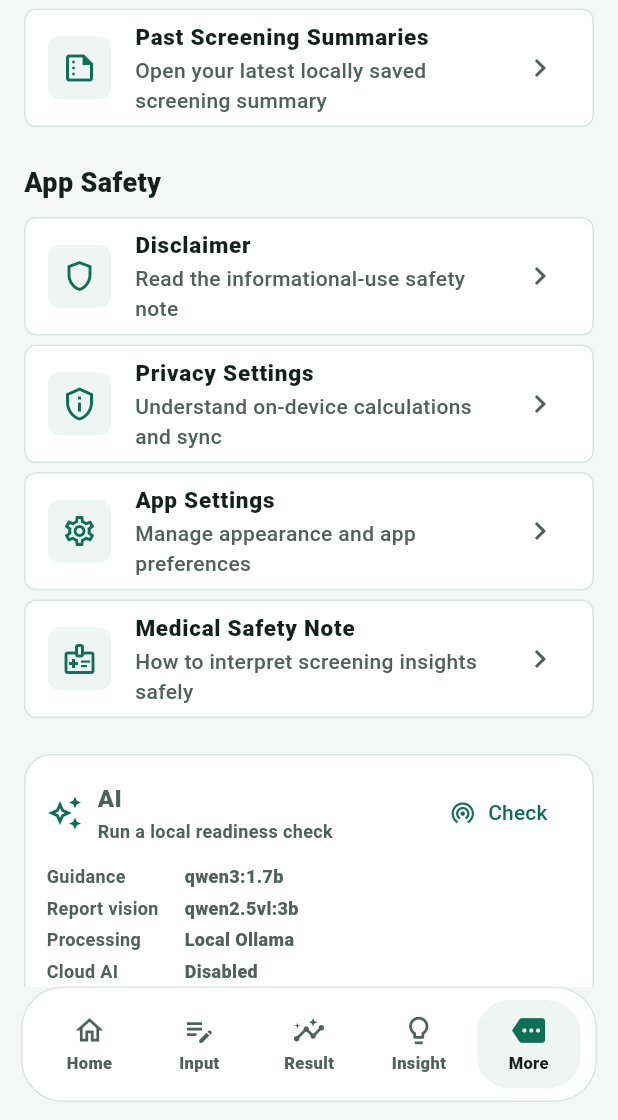
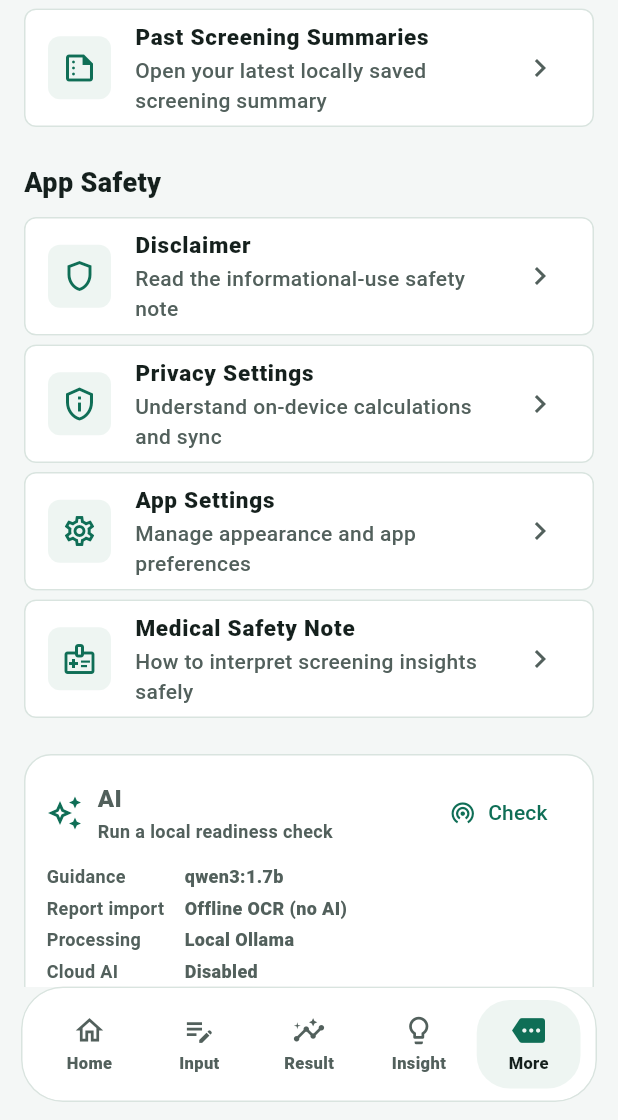
Before and after one commit to D-Varshini17/VitalMap, a Flutter app: the screen it shows once a user with an empty profile is signed in, item 5 of the bottom bar chosen, scrolled down 1152 dp, on a phone screen of 412 x 824 dp, the part 116-1236 px from its top. Run offline on Flutter 3.47's test engine with Material 3 defaults, Android fonts, the phone set to English and light mode, and no system bars; our stand-ins replace cloud_firestore, file_picker, firebase_auth, firebase_core, pdf, printing and 1 more; accounts and stored records are empty.

Commit message:
Align readiness messaging with OCR and scope guidance response guard

```diff
--- a/frontend/lib/screens/lab_report_scanner_screen.dart
+++ b/frontend/lib/screens/lab_report_scanner_screen.dart
@@ -716,7 +716,7 @@ class _LabReportScannerScreenState extends State<LabReportScannerScreen> {
         _mode = null;
       });
     } catch (_) {
-      if (mounted && identical(_analysisResponse, requestedAnalysis)) {
+      if (mounted) {
         setState(() => _error =
             'Could not open that file. Download it to your device and choose it again.');
       }
--- a/frontend/lib/screens/more_screen.dart
+++ b/frontend/lib/screens/more_screen.dart
@@ -404,11 +404,8 @@ class _MoreScreenState extends State<MoreScreen> {
     final configured = BackendAnalysisService.isConfigured;
     final tested = _aiStatus != null;
     final textReady = _aiStatus?['text_model_installed'] == true;
-    final visionReady = _aiStatus?['vision_model_installed'] == true;
-    final connected = textReady && visionReady;
+    final connected = textReady;
     final textModel = _aiStatus?['text_model']?.toString() ?? 'qwen3:1.7b';
-    final visionModel =
-        _aiStatus?['vision_model']?.toString() ?? 'qwen2.5vl:3b';
     return Container(
       padding: const EdgeInsets.all(14),
       decoration: BoxDecoration(
@@ -431,7 +428,7 @@ class _MoreScreenState extends State<MoreScreen> {
                 const SizedBox(height: 2),
                 Text(
                   connected
-                      ? 'Ready for guidance and report scanning'
+                      ? 'Ready for AI guidance'
                       : tested
                           ? 'Local setup needs attention'
                           : 'Run a local readiness check',
@@ -460,16 +457,13 @@ class _MoreScreenState extends State<MoreScreen> {
             'Guidance',
             '$textModel ${textReady ? '✓' : tested ? 'missing' : ''}'
                 .trim()),
-        _aiInfoRow(
-            'Report vision',
-            '$visionModel ${visionReady ? '✓' : tested ? 'missing' : ''}'
-                .trim()),
+        _aiInfoRow('Report import', 'Offline OCR (no AI)'),
         _aiInfoRow('Processing', 'Local Ollama'),
         _aiInfoRow('Cloud AI', 'Disabled'),
         if (!connected && tested) ...[
           const SizedBox(height: 8),
           Text(
-            'Deterministic screening still works. Run setup_local_ai.bat and keep Ollama running to enable both local guidance and lab-report vision.',
+            'Deterministic screening still works. Run setup_local_ai.bat and keep Ollama running for optional AI guidance. Report import uses offline OCR and does not require Ollama.',
             style: TextStyle(
                 color: Theme.of(context).colorScheme.onSurfaceVariant,
                 fontSize: 12,
```
